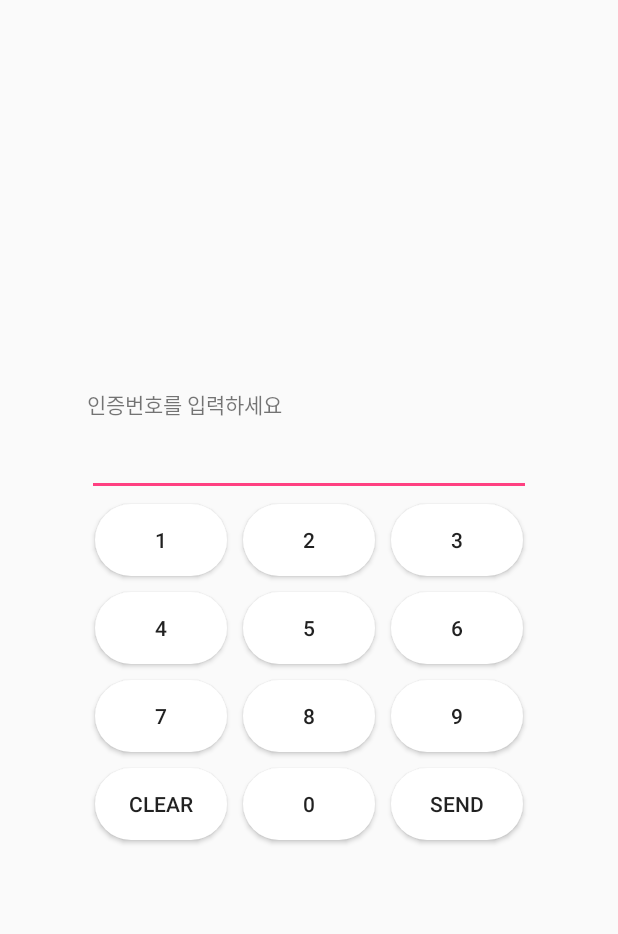
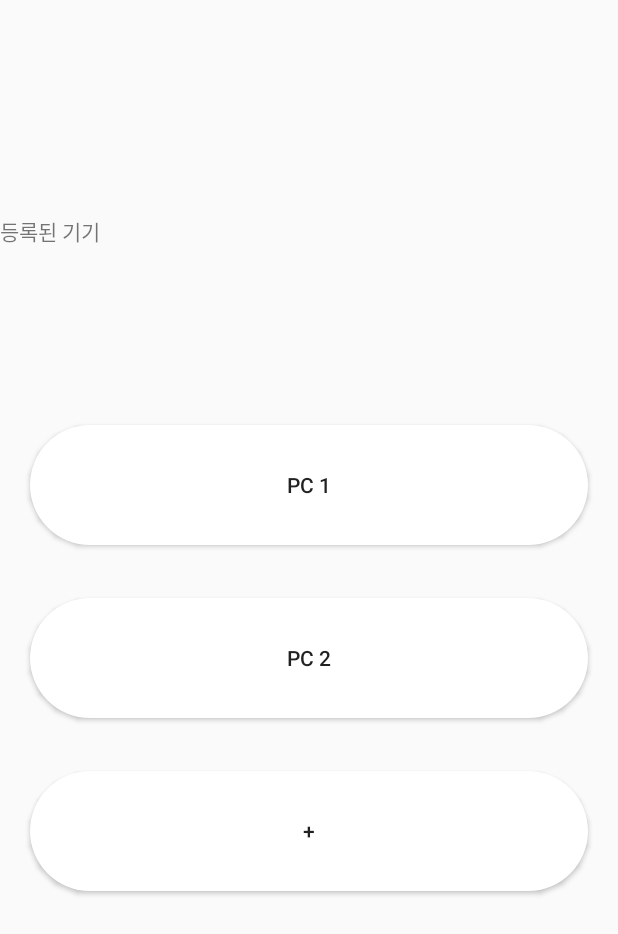
Before and after one commit to kookmin-sw/capstone-2020-9, an Android app: the screen it shows after launch (MainActivity before the commit, DevicelistActivity after it), after a tap on "로그인", on a phone screen of 412 x 824 dp. Shown: the top 934 px of the screen. Run offline under Robolectric (Android 15) with nearby library versions, the phone set to English and light mode, and no system bars; 2 statements that could not run were skipped.

Commit message:
test login activity

```diff
--- /dev/null
+++ b/src/mobile_app/app/src/main/java/com/example/touchonscreen/DevicelistActivity.java
@@ -0,0 +1,14 @@
+package com.example.touchonscreen;
+
+import androidx.appcompat.app.AppCompatActivity;
+
+import android.os.Bundle;
+
+public class DevicelistActivity extends AppCompatActivity {
+
+    @Override
+    protected void onCreate(Bundle savedInstanceState) {
+        super.onCreate(savedInstanceState);
+        setContentView(R.layout.activity_devicelist);
+    }
+}
--- a/src/mobile_app/app/src/main/java/com/example/touchonscreen/KyuhanActivity.java
+++ b/src/mobile_app/app/src/main/java/com/example/touchonscreen/KyuhanActivity.java
@@ -44,7 +44,7 @@ public class KyuhanActivity extends AppCompatActivity {
             public void run() {
                 try {
                     //소켓 생성 후 서버에 올바른 인증번호 송신
-                    socket_2 = new Socket("15.164.116.157", 8081);
+                    socket_2 = new Socket("35.175.201.165", 8081);
                     Log.w("새로 서버 연결됨", "새로 서버 연결됨");
                     send(pw);
                     receiveMsg();
--- a/src/mobile_app/app/src/main/java/com/example/touchonscreen/LoginActivity.java
+++ b/src/mobile_app/app/src/main/java/com/example/touchonscreen/LoginActivity.java
@@ -12,8 +12,10 @@ import androidx.annotation.Nullable;
 import androidx.annotation.StringRes;
 import androidx.appcompat.app.AppCompatActivity;
 
+import android.os.RemoteException;
 import android.text.Editable;
 import android.text.TextWatcher;
+import android.util.Log;
 import android.view.KeyEvent;
 import android.view.View;
 import android.view.inputmethod.EditorInfo;
@@ -29,6 +31,17 @@ public class LoginActivity extends AppCompatActivity {
     private EditText mIdView, mPasswordView;
     private Button mLogInButton, mRegisterButton, mNonmemberButton;
 
+    final int STATUS_DISCONNECTED = 0;
+    final int STATUS_CONNECTED = 1;
+    String ip = "3.226.243.223";
+    String fromServer = "";
+    SocketManager manager = null;
+    Thread c_thread = new Thread();
+    Thread s_thread = new Thread();
+    Thread r_thread = new Thread();
+
+
+
     @Override
     public void onCreate(Bundle savedInstanceState) {
 
@@ -42,34 +55,23 @@ public class LoginActivity extends AppCompatActivity {
         mRegisterButton = (Button) findViewById(R.id.register_button);
         mNonmemberButton = (Button) findViewById(R.id.non_members_button);
 
-        /*mIdView.setOnEditorActionListener(new TextView.OnEditorActionListener() {
-            @Override
-            public boolean onEditorAction(TextView v, int actionId, KeyEvent event) {
-                if (actionId == EditorInfo.IME_ACTION_DONE || actionId == EditorInfo.IME_NULL) {
-                    return true;
-                }
-                return false;
-            }
-        });
-        mPasswordView.setOnEditorActionListener(new TextView.OnEditorActionListener() {
-            @Override
-            public boolean onEditorAction(TextView v, int actionId, KeyEvent event) {
-                if (actionId == EditorInfo.IME_ACTION_DONE || actionId == EditorInfo.IME_NULL) {
-                    return true;
-                }
-                return false;
-            }
-        });*/
+
 
 
         mLogInButton.setOnClickListener(new View.OnClickListener() {
             @Override
             public void onClick(View v) {
-                Intent intent = new Intent(LoginActivity.this, MainActivity.class);
+                Intent intent = new Intent(LoginActivity.this, DevicelistActivity.class);
                 startActivity(intent);
+                //서버 연결
+                /*try {
+                    connectToServer();
+                    sendData("hello");
+                } catch (RemoteException e) {
+                    e.printStackTrace();
+                }*/
             }
         });
-
         mRegisterButton.setOnClickListener(new View.OnClickListener() {
             @Override
             public void onClick(View v) {
@@ -86,4 +88,39 @@ public class LoginActivity extends AppCompatActivity {
             }
         });
     }
+
+    protected void onResume() {
+
+        super.onResume();
+        Log.i("LoginActivity", "onResume()");
+
+        manager = SocketManager.getInstance();
+    }
+    protected void onPause() { super.onPause(); }
+
+    public void connectToServer() throws RemoteException {
+        try {
+            manager.setSocket(ip);
+            manager.connect();
+        } catch (RemoteException e) {
+            e.printStackTrace();
+        }
+    }
+    public void sendData(final String s) throws RemoteException {
+        if(manager.getStatus()==STATUS_CONNECTED){
+            manager.send(s);
+        }else{
+            Toast.makeText(LoginActivity.this, "not connected to server", Toast.LENGTH_SHORT).show();
+        }
+    }
+
+    public void receiveData() throws RemoteException {
+        if(manager.getStatus()==STATUS_CONNECTED){
+            fromServer = manager.receive();
+        }else{
+            Toast.makeText(this, "not connected to server", Toast.LENGTH_SHORT).show();
+        }
+    }
+
+
 }
--- a/src/mobile_app/app/src/main/java/com/example/touchonscreen/MainActivity.java
+++ b/src/mobile_app/app/src/main/java/com/example/touchonscreen/MainActivity.java
@@ -70,7 +70,7 @@ public class MainActivity extends Activity implements View.OnClickListener{
             public void run() {
                 try{
                     //소켓 생성 후 서버에 연결
-                    socket = new Socket("35.175.201.165", 8081);
+                    socket = new Socket("3.226.243.223", 8081);
 
                     Log.w("서버 연결됨", "서버 연결됨");
                     isConnected = true;
@@ -86,7 +86,7 @@ public class MainActivity extends Activity implements View.OnClickListener{
                     e1.printStackTrace();
                 }
                 //서버에 연결되어 있으면 계속 메시지 수신
-                while(isConnected){
+                /*while(isConnected){
                     try{
                         //서버로부터 수신한 메시지 string 으로 리턴
                         InputStream is = socket.getInputStream();//서버에서 받을거
@@ -103,7 +103,7 @@ public class MainActivity extends Activity implements View.OnClickListener{
                     } catch (IOException e) {
                         e.printStackTrace();
                     }
-                }
+                }*/
             }
         }).start();
     }
@@ -201,7 +201,7 @@ public class MainActivity extends Activity implements View.OnClickListener{
                 break;
 
             case R.id.sendbutton:
-             if(isConnected==true){
+                if(isConnected==true){
                     sendMsg();
                     try {
                         sendThread.join();
--- a/src/mobile_app/app/src/main/java/com/example/touchonscreen/SocketManager.java
+++ b/src/mobile_app/app/src/main/java/com/example/touchonscreen/SocketManager.java
@@ -45,7 +45,7 @@ public class SocketManager extends Application {
     private void setBinder(IConnectionService binder) {
         this.binder = binder;
     }
-    boolean getStatus() throws RemoteException {
+    int getStatus() throws RemoteException {
         return binder.getStatus();
     }
     void setSocket(String ip) throws RemoteException {
--- /dev/null
+++ b/src/mobile_app/app/src/main/res/layout/activity_devicelist.xml
@@ -0,0 +1,57 @@
+<?xml version="1.0" encoding="utf-8"?>
+<RelativeLayout xmlns:android="http://schemas.android.com/apk/res/android"
+    xmlns:app="http://schemas.android.com/apk/res-auto"
+    xmlns:tools="http://schemas.android.com/tools"
+    android:layout_width="match_parent"
+    android:layout_height="match_parent"
+    tools:context=".DevicelistActivity">
+
+    <LinearLayout
+        android:layout_width="match_parent"
+        android:layout_height="wrap_content"
+        android:layout_alignParentBottom="true"
+        android:layout_marginBottom="150dp"
+        android:orientation="vertical">
+        <TextView
+            android:id="@+id/dvl_title"
+            android:layout_width="match_parent"
+            android:layout_height="40dp"
+            android:layout_marginBottom="80dp"
+            android:text="@string/dvl_title"/>
+        <Button
+            android:id="@+id/dv1_button"
+            android:layout_width="match_parent"
+            android:layout_height="80dp"
+            android:layout_marginLeft="20dp"
+            android:layout_marginTop="20dp"
+            android:layout_marginRight="20dp"
+            android:layout_marginBottom="35dp"
+            android:text="@string/device_1"
+            android:theme="@style/ButtonStyle"
+            android:background="@drawable/button_state"/>
+
+
+        <Button
+            android:id="@+id/dv2_button"
+            android:layout_width="match_parent"
+            android:layout_height="80dp"
+            android:layout_marginLeft="20dp"
+            android:layout_marginRight="20dp"
+            android:layout_marginBottom="35dp"
+            android:text="@string/device_2"
+            android:theme="@style/ButtonStyle"
+            android:background="@drawable/button_state"/>
+
+        <Button
+            android:id="@+id/plusdv_button"
+            android:layout_width="match_parent"
+            android:layout_height="80dp"
+            android:layout_marginLeft="20dp"
+            android:layout_marginRight="20dp"
+            android:layout_marginBottom="80dp"
+            android:text="@string/append_dv"
+            android:theme="@style/ButtonStyle"
+            android:background="@drawable/button_state"/>
+    </LinearLayout>
+
+</RelativeLayout>
--- a/src/mobile_app/app/src/main/res/values/strings.xml
+++ b/src/mobile_app/app/src/main/res/values/strings.xml
@@ -41,4 +41,8 @@
     <string name="signout_success">Signout success</string>
     <string name="signout_fail">Signout fail</string>
     <string name="signout_fail_null">Please enter your email and password</string>
+    <string name="device_1">PC 1</string>
+    <string name="device_2">PC 2</string>
+    <string name="append_dv">+</string>
+    <string name="dvl_title">등록된 기기</string>
 </resources>
```
Also changed, not shown: src/mobile_app/app/src/main/AndroidManifest.xml (+6 -4 lines), src/mobile_app/app/src/main/java/com/example/touchonscreen/RegisterActivity.java (+37 -0 lines), src/mobile_app/app/src/main/java/com/example/touchonscreen/SocketService.java (+35 -30 lines), src/mobile_app/app/src/main/aidl/com/example/touchonscreen/IConnectionService.aidl.
